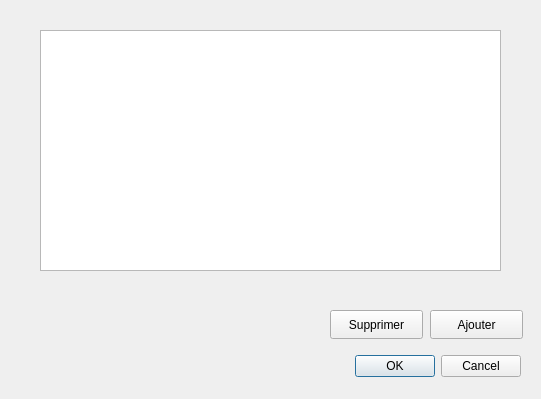
First picture: the form in Projet_Cpp_4A/profil.ui, repository HovhaHugo/Projet_Cpp_4A, before the edit.
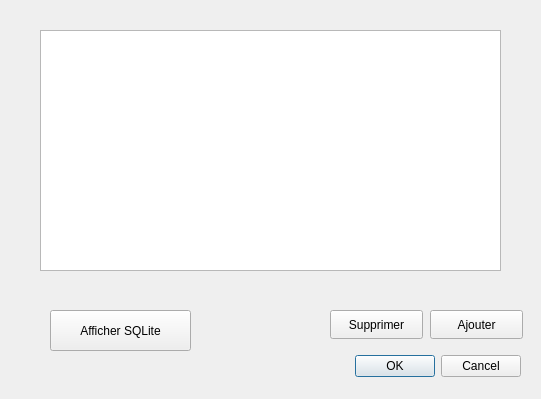
Second picture: the form after the edit.

```diff
--- a/Projet_Cpp_4A/profil.ui
+++ b/Projet_Cpp_4A/profil.ui
@@ -65,6 +65,19 @@
     </rect>
    </property>
   </widget>
+  <widget class="QPushButton" name="ShowSQLiteButton">
+   <property name="geometry">
+    <rect>
+     <x>50</x>
+     <y>310</y>
+     <width>141</width>
+     <height>41</height>
+    </rect>
+   </property>
+   <property name="text">
+    <string>Afficher SQLite</string>
+   </property>
+  </widget>
  </widget>
  <resources/>
  <connections>
```
